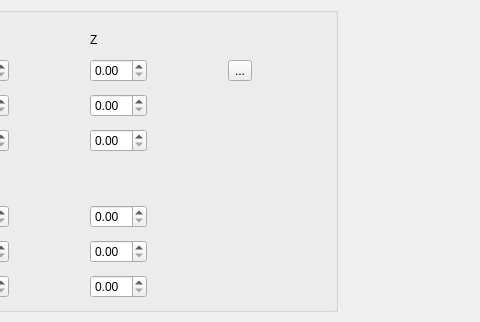
Above: gui/window.ui from Toeplitz/poll_gl before the change; both pictures show x 651 to 1131 and y 173 to 495 of the 1310 by 683 pixel window. Below: the same form after it.
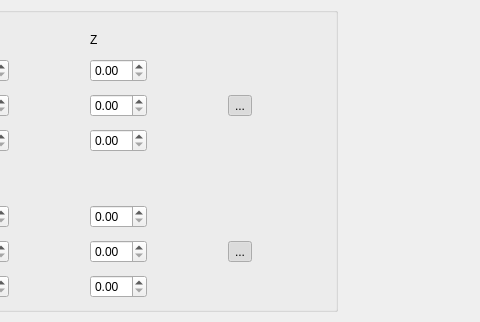
That is the form after the change. The open tabs and pages were chosen to show the change. Icons and pictures are not drawn. Custom widgets are drawn as their Qt base class.

Commit message: populate list widgets

What changed in the file:
```diff
--- a/gui/window.ui
+++ b/gui/window.ui
@@ -669,7 +669,7 @@
                       <x>0</x>
                       <y>0</y>
                       <width>769</width>
-                      <height>699</height>
+                      <height>702</height>
                      </rect>
                     </property>
                     <property name="sizePolicy">
@@ -890,7 +890,7 @@
                         <item row="1" column="4">
                          <widget class="QDoubleSpinBox" name="spin_translate_z"/>
                         </item>
-                        <item row="1" column="5">
+                        <item row="2" column="5">
                          <widget class="QToolButton" name="toolButton_8">
                           <property name="text">
                            <string>...</string>
@@ -900,6 +900,27 @@
                             <normaloff>:/icons/icons/Lock-Unlock-icon.png</normaloff>:/icons/icons/Lock-Unlock-icon.png</iconset>
                           </property>
                           <property name="checkable">
+                           <bool>true</bool>
+                          </property>
+                          <property name="checked">
+                           <bool>true</bool>
+                          </property>
+                         </widget>
+                        </item>
+                        <item row="7" column="5">
+                         <widget class="QToolButton" name="toolButton_9">
+                          <property name="text">
+                           <string>...</string>
+                          </property>
+                          <property name="icon">
+                           <iconset resource="gui_resources.qrc">
+                            <normaloff>:/icons/icons/Lock-Unlock-icon.png</normaloff>
+                            <normalon>:/icons/icons/Lock-Lock-icon.png</normalon>:/icons/icons/Lock-Unlock-icon.png</iconset>
+                          </property>
+                          <property name="checkable">
+                           <bool>true</bool>
+                          </property>
+                          <property name="checked">
                            <bool>true</bool>
                           </property>
                          </widget>
```
Left out of the diff: 11 changed lines with no effect on the pictures. The commit also changes 2 other files.
